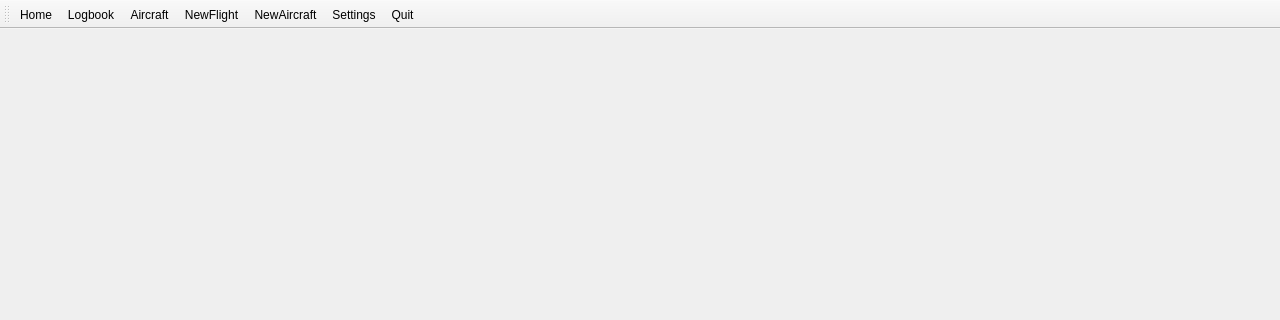
First picture: the form in mainwindow.ui, repository fiffty-50/openPilotLog, before the edit; both pictures show x 0 to 1280 and y 0 to 320 of the 1280 by 720 pixel window.
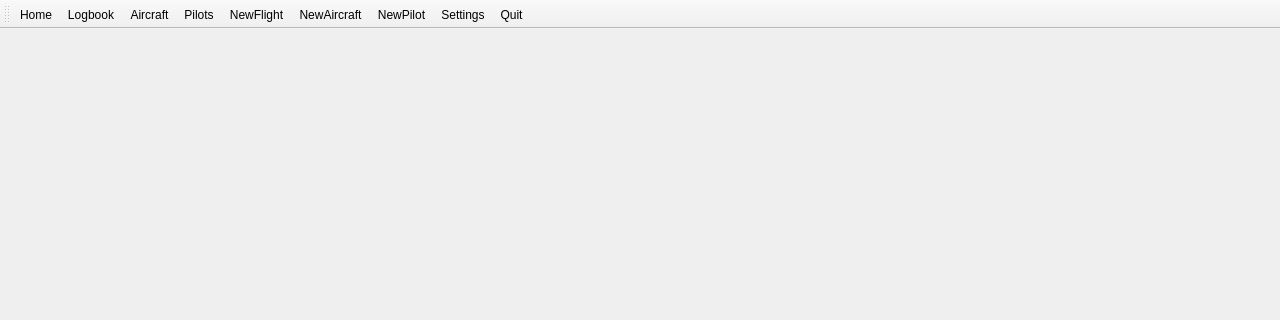
Second picture: the form after the edit.

The edit to the form file:
```diff
--- a/mainwindow.ui
+++ b/mainwindow.ui
@@ -37,8 +37,10 @@
    <addaction name="actionHome"/>
    <addaction name="actionLogbook"/>
    <addaction name="actionAircraft"/>
+   <addaction name="actionPilots"/>
    <addaction name="actionNewFlight"/>
    <addaction name="actionNewAircraft"/>
+   <addaction name="actionNewPilot"/>
    <addaction name="actionSettings"/>
    <addaction name="actionQuit"/>
   </widget>
@@ -101,6 +103,25 @@
     <string>Add a new aircraft to the database</string>
    </property>
   </action>
+  <action name="actionPilots">
+   <property name="text">
+    <string>Pilots</string>
+   </property>
+   <property name="toolTip">
+    <string>Show or edit Pilots</string>
+   </property>
+   <property name="shortcut">
+    <string>Ctrl+P</string>
+   </property>
+  </action>
+  <action name="actionNewPilot">
+   <property name="text">
+    <string>NewPilot</string>
+   </property>
+   <property name="toolTip">
+    <string>Add a new Pilot to the database</string>
+   </property>
+  </action>
  </widget>
  <resources/>
  <connections/>
```
